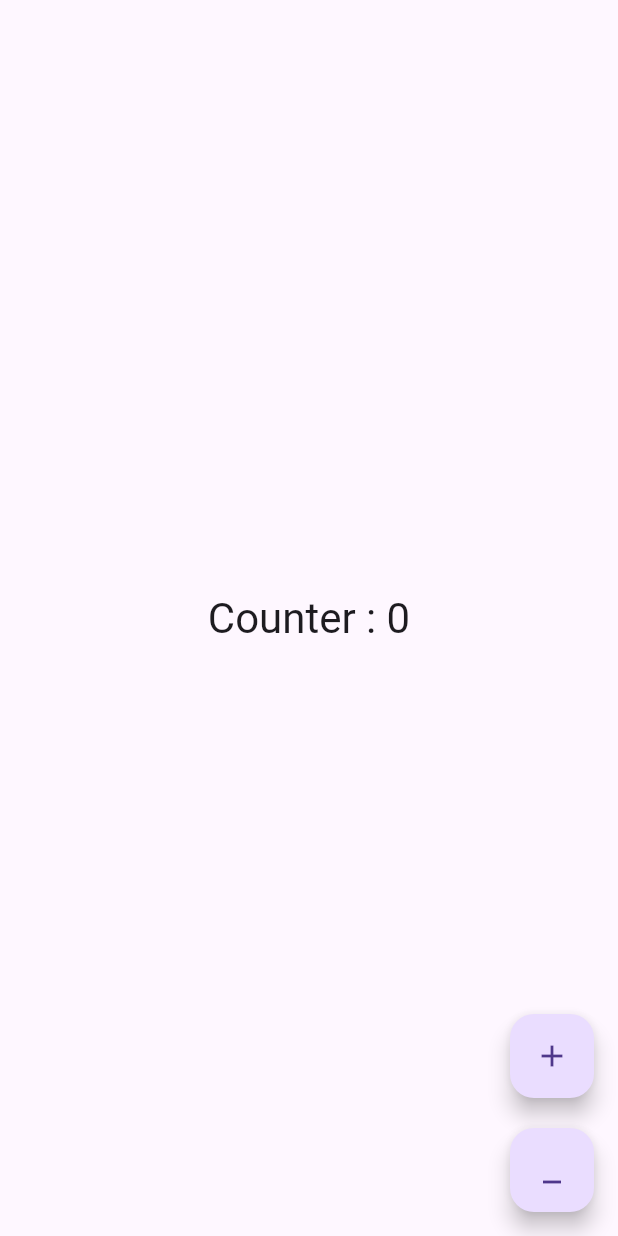
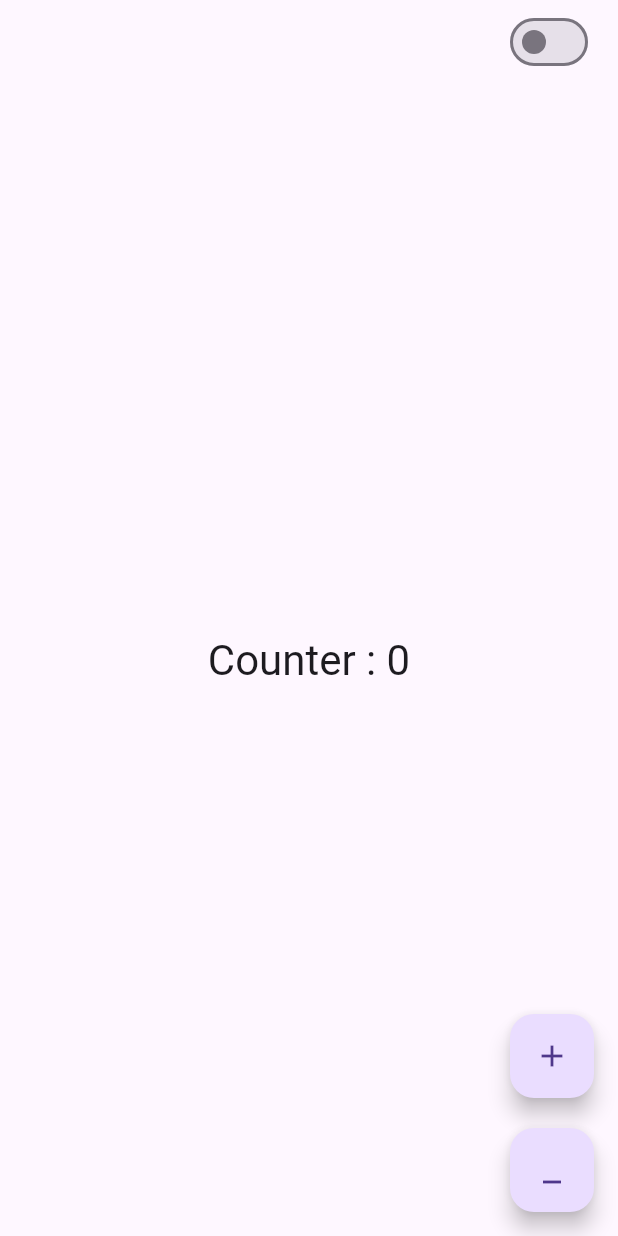
Before and after one commit to fazal-e-haq/week-5-task, a Flutter app: the screen it shows after launch, on a phone screen of 412 x 824 dp. Run offline on Flutter 3.47's test engine with Material 3 defaults, Android fonts, the phone set to English and light mode, and no system bars.

Commit message:
first task completed

```diff
--- a/provider_basics_app/lib/main.dart
+++ b/provider_basics_app/lib/main.dart
@@ -1,6 +1,7 @@
 import 'package:flutter/material.dart';
 import 'package:provider/provider.dart';
 import 'package:provider_basics_app/provider/counter_provider.dart';
+import 'package:provider_basics_app/provider/theme_provider.dart';
 import 'package:provider_basics_app/screens/home_screen.dart';
 
 void main() {
@@ -8,7 +9,7 @@ void main() {
     MultiProvider(
       providers: [
         ChangeNotifierProvider(create: (_) => CounterProvider()),
-
+        ChangeNotifierProvider(create: (_) => ThemeProvider()),
       ],
       child: CounterApp(),
     ),
@@ -21,7 +22,10 @@ class CounterApp extends StatelessWidget {
   @override
   Widget build(BuildContext context) {
     return MaterialApp(
-
+      debugShowCheckedModeBanner: false,
+      theme: ThemeData.light(),
+      darkTheme: ThemeData.dark(),
+      themeMode: context.watch<ThemeProvider>().themechange() ? .dark : .light,
       home: HomeScreen(),
     );
   }
--- /dev/null
+++ b/provider_basics_app/lib/provider/theme_provider.dart
@@ -0,0 +1,11 @@
+import 'package:flutter/material.dart';
+
+class ThemeProvider extends ChangeNotifier {
+  bool _isdark = false;
+  themechange() => _isdark;
+
+  void toggle(value) {
+    _isdark = value;
+    notifyListeners();
+  }
+}
--- a/provider_basics_app/lib/screens/home_screen.dart
+++ b/provider_basics_app/lib/screens/home_screen.dart
@@ -1,17 +1,35 @@
 import 'package:flutter/material.dart';
+import 'package:provider/provider.dart';
 import 'package:provider_basics_app/provider/counter_provider.dart';
+import 'package:provider_basics_app/provider/theme_provider.dart';
 
 class HomeScreen extends StatelessWidget {
   HomeScreen({super.key});
-  CounterProvider counterProvider = CounterProvider();
-  @override
+
+   @override
   Widget build(BuildContext context) {
     return Scaffold(
+      appBar: AppBar(
+        actions: [
+          Switch.adaptive(
+            padding: .symmetric(horizontal: 20),
+            value: context.watch<ThemeProvider>().themechange(),
+            onChanged: (value) {
+              context.read<ThemeProvider>().toggle(value);
+            },
+          ),
+        ],
+      ),
       body: SafeArea(
         child: Center(
-          child: Text(
-            'Counter : ${counterProvider.count}',
-            style: Theme.of(context).textTheme.headlineMedium,
+          child: Consumer(
+            builder: (cntx, value, child) {
+              return Text(
+                'Counter : ${cntx.watch<CounterProvider>().count}',
+                style: Theme.of(context).textTheme.headlineMedium,
+              );
+            },
+
           ),
         ),
       ),
@@ -21,14 +39,14 @@ class HomeScreen extends StatelessWidget {
         children: [
           FloatingActionButton(
             onPressed: () {
-              counterProvider.incriment();
+              context.read<CounterProvider>().incriment();
             },
             child: Icon(Icons.add),
           ),
           SizedBox(height: 20),
           FloatingActionButton(
             onPressed: () {
-              counterProvider.decriment();
+              context.read<CounterProvider>().decriment();
             },
             child: Icon(Icons.minimize),
           ),
```
Also changed, not shown: provider_basics_app/lib/provider/counter_provider.dart (+9 -10 lines).
